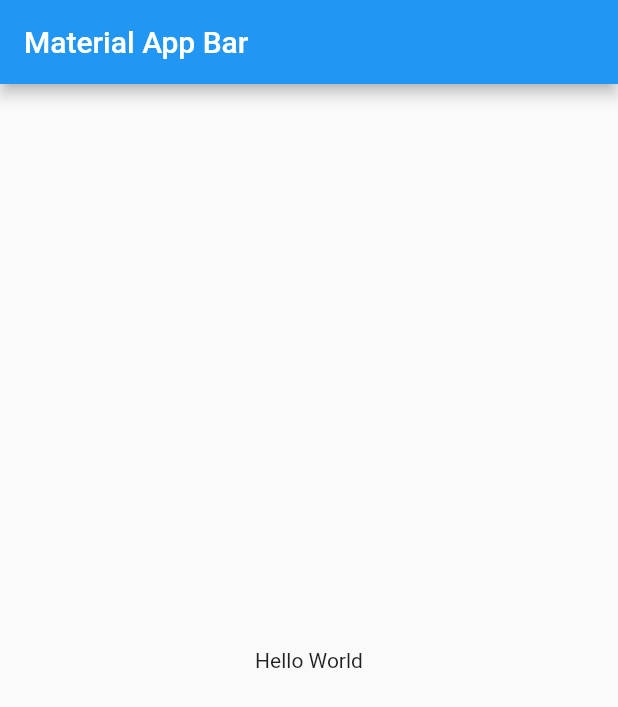
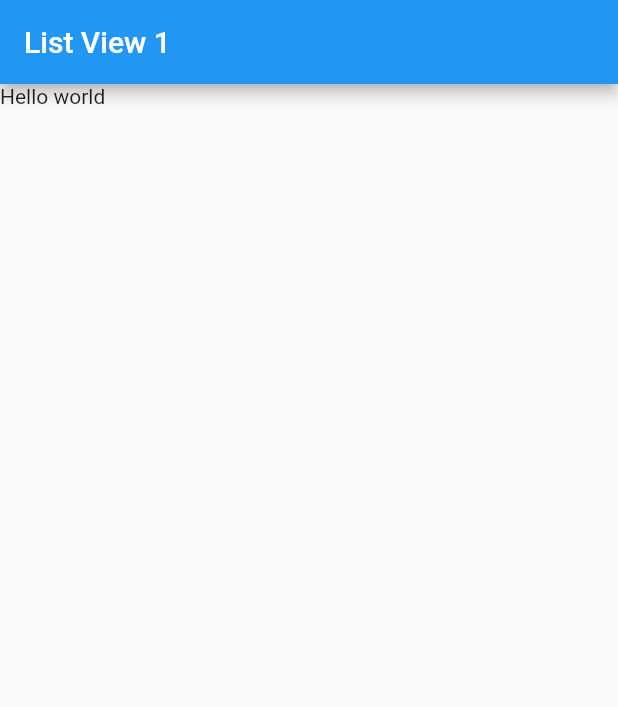
Before and after one commit to JoseLuisGit/fl_components, a Flutter app: the screen it shows after launch, on a phone screen of 412 x 824 dp. Shown: the top 707 px of the screen. Run offline on Flutter 3.47's test engine with Material 2 defaults, Android fonts, the phone set to English and light mode, and no system bars.

Commit message:
create screen list view

```diff
--- a/lib/main.dart
+++ b/lib/main.dart
@@ -1,4 +1,6 @@
 import 'package:flutter/material.dart';
+
+import 'package:fl_components/screens/listview1_screen.dart';
 
 void main() => runApp(const MyApp());
 
@@ -7,16 +9,9 @@ class MyApp extends StatelessWidget {
 
   @override
   Widget build(BuildContext context) {
-    return MaterialApp(
+    return const MaterialApp(
       title: 'Material App',
-      home: Scaffold(
-        appBar: AppBar(
-          title: const Text('Material App Bar'),
-        ),
-        body: const Center(
-          child: Text('Hello World'),
-        ),
-      ),
+      home: Listview1Screen()
     );
   }
 }
--- /dev/null
+++ b/lib/screens/listview1_screen.dart
@@ -0,0 +1,20 @@
+import 'package:flutter/material.dart';
+
+class Listview1Screen extends StatelessWidget {
+
+  const Listview1Screen({Key? key}) : super(key: key);
+
+  @override
+  Widget build(BuildContext context) {
+    return Scaffold(
+      appBar: AppBar(
+        title: const Text('List View 1'),
+      ),
+      body: ListView(
+        children: const [
+          Text('Hello world')
+        ],
+      ),
+    );
+  }
+}
```
